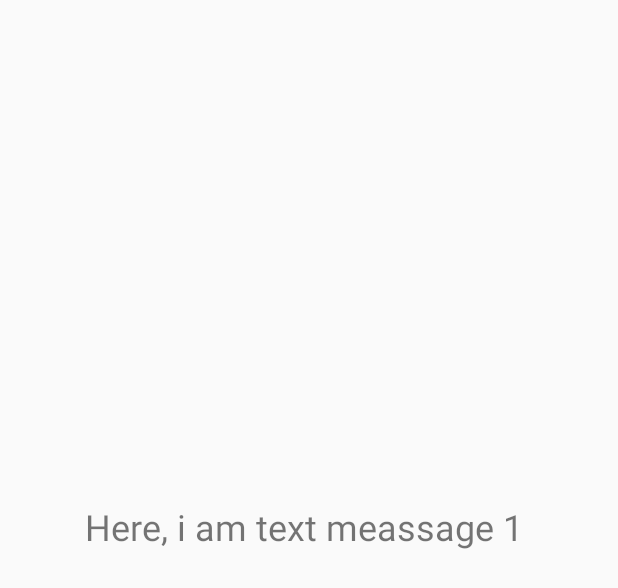
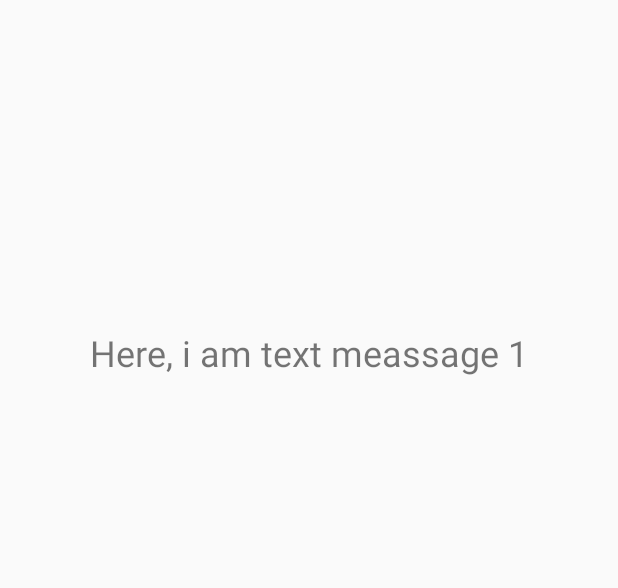
Before and after one commit to Malinga-1234/UsingSTring, an Android app: the layout activity_main.xml on its own in the app's theme, with its tools: preview values and no code run, on a phone screen of 412 x 824 dp. Shown: the top 588 px of the screen. Run offline under Robolectric (Android 15) with nearby library versions, the phone set to English and light mode, and no system bars.

Commit message:
Initial  commit

```diff
--- a/app/src/main/res/layout/activity_main.xml
+++ b/app/src/main/res/layout/activity_main.xml
@@ -14,15 +14,14 @@
         android:textSize="24sp"
         app:layout_constraintBottom_toBottomOf="parent"
         app:layout_constraintEnd_toEndOf="parent"
-        app:layout_constraintHorizontal_bias="0.472"
         app:layout_constraintStart_toStartOf="parent"
         app:layout_constraintTop_toTopOf="parent"
-        app:layout_constraintVertical_bias="0.423" />
+        app:layout_constraintVertical_bias="0.276" />
 
     <TextView
         android:id="@+id/Tvmsg2"
-        android:layout_width="wrap_content"
-        android:layout_height="wrap_content"
+        android:layout_width="229dp"
+        android:layout_height="37dp"
         android:textSize="24sp"
         app:layout_constraintBottom_toBottomOf="parent"
         app:layout_constraintEnd_toEndOf="parent"
```
